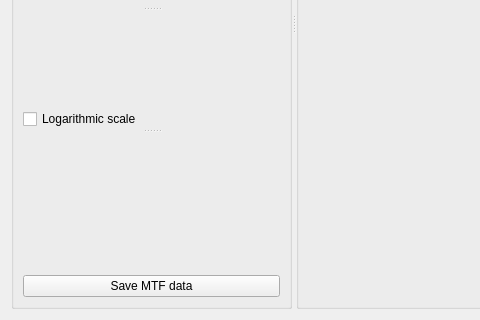
Old version of the form SpidrMpx3Eq/qcstmdqe.ui in the repository navrit/dexter; both pictures show x 0 to 480 and y 303 to 623 of the 1014 by 623 pixel window.
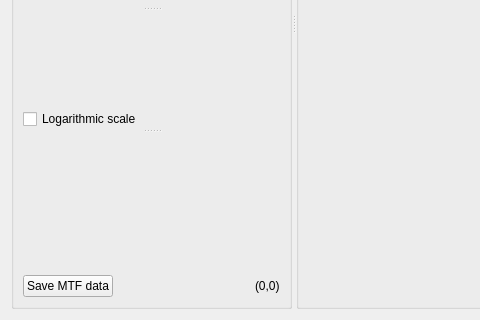
New version of the form. Custom widgets are drawn as their Qt base class.

Patch:
```diff
--- a/SpidrMpx3Eq/qcstmdqe.ui
+++ b/SpidrMpx3Eq/qcstmdqe.ui
@@ -257,11 +257,35 @@
         </widget>
        </item>
        <item>
+        <layout class="QHBoxLayout" name="horizontalLayout_9">
+         <item>
         <widget class="QPushButton" name="saveMTFpushButton">
          <property name="text">
           <string>Save MTF data</string>
          </property>
         </widget>
+         </item>
+         <item>
+          <spacer name="horizontalSpacer_2">
+           <property name="orientation">
+            <enum>Qt::Horizontal</enum>
+           </property>
+           <property name="sizeHint" stdset="0">
+            <size>
+             <width>40</width>
+             <height>20</height>
+            </size>
+           </property>
+          </spacer>
+         </item>
+         <item>
+          <widget class="QLabel" name="pointLabel">
+           <property name="text">
+            <string>(0,0)</string>
+           </property>
+          </widget>
+         </item>
+        </layout>
        </item>
       </layout>
      </widget>
```
Lines whose indentation alone changed are shown as unchanged.
